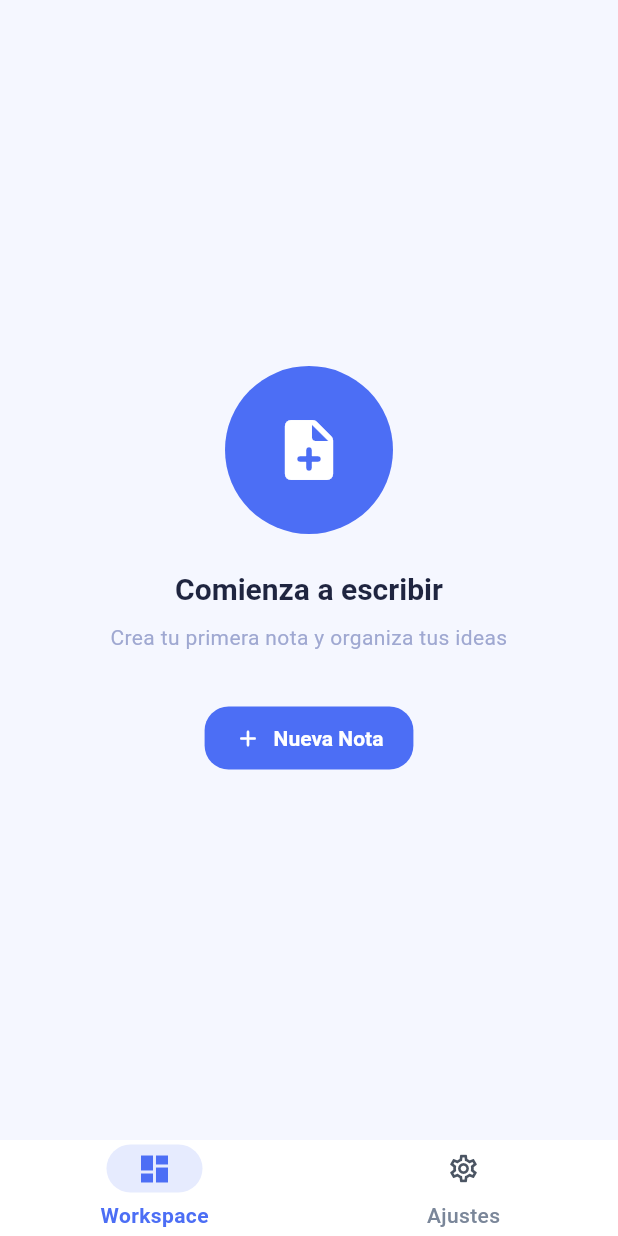
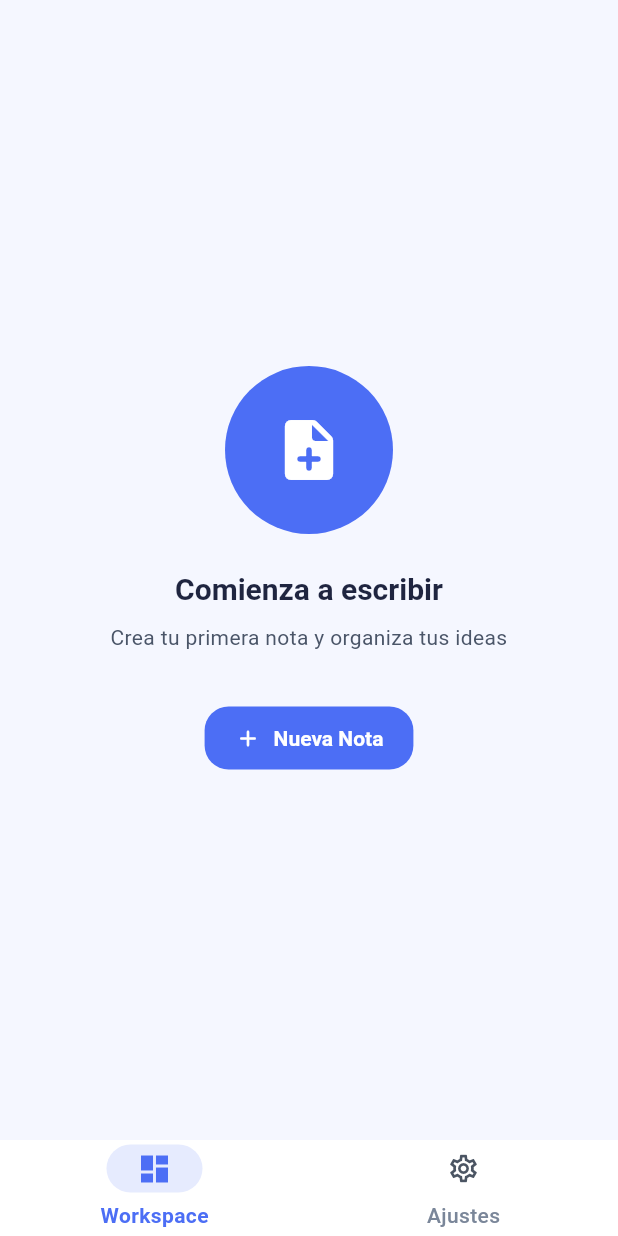
Before and after one commit to ToziGar/Nootes-flutter, a Flutter app: the screen it shows once a user with an empty profile is signed in, on a phone screen of 412 x 824 dp. Run offline on Flutter 3.47's test engine with Material 3 defaults, Android fonts, the phone set to English and light mode, and no system bars; our stand-ins replace cloud_firestore, file_picker, firebase_auth, firebase_core, firebase_storage, flutter_highlight and 3 more; missing offline and left inert: dart:html, flutter_quill, markdown, record; accounts and stored records are empty.

Commit message:
Improve navigation, auth, theme, and folders panel UI
AppShell now uses PageView for smoother navigation and keeps state alive. AuthService prefers REST auth on Windows to avoid plugin issues, localizes outgoing emails, and improves password reset flows. AppTheme switches editor and text colors to a light theme. FoldersPanel adds a quick actions menu for note creation, search, export, and trash, with placeholder handlers.

```diff
--- a/lib/pages/app_shell.dart
+++ b/lib/pages/app_shell.dart
@@ -10,8 +10,9 @@ class AppShell extends StatefulWidget {
   State<AppShell> createState() => _AppShellState();
 }
 
-class _AppShellState extends State<AppShell> {
+class _AppShellState extends State<AppShell> with AutomaticKeepAliveClientMixin {
   int _index = 0;
+  late final PageController _pageController;
 
   final _pages = const [
     NotesWorkspacePage(),
@@ -19,7 +20,34 @@ class _AppShellState extends State<AppShell> {
   ];
 
   @override
+  bool get wantKeepAlive => true;
+
+  @override
+  void initState() {
+    super.initState();
+    _pageController = PageController(initialPage: _index);
+  }
+
+  @override
+  void dispose() {
+    _pageController.dispose();
+    super.dispose();
+  }
+
+  void _onDestinationSelected(int index) {
+    if (_index != index) {
+      setState(() => _index = index);
+      _pageController.animateToPage(
+        index,
+        duration: const Duration(milliseconds: 300),
+        curve: Curves.easeInOut,
+      );
+    }
+  }
+
+  @override
   Widget build(BuildContext context) {
+    super.build(context);
     final isCompact = MediaQuery.of(context).size.width < 800;
     final destinations = const [
       NavigationDestination(icon: Icon(Icons.dashboard_outlined), selectedIcon: Icon(Icons.dashboard), label: 'Workspace'),
@@ -40,12 +68,20 @@ class _AppShellState extends State<AppShell> {
               ],
             ),
           ),
-          child: _pages[_index],
+          child: PageView(
+            controller: _pageController,
+            onPageChanged: (index) {
+              if (_index != index) {
+                setState(() => _index = index);
+              }
+            },
+            children: _pages,
+          ),
         ),
         bottomNavigationBar: NavigationBar(
           selectedIndex: _index,
           destinations: destinations,
-          onDestinationSelected: (i) => setState(() => _index = i),
+          onDestinationSelected: _onDestinationSelected,
         ),
       );
     }
--- a/lib/theme/app_theme.dart
+++ b/lib/theme/app_theme.dart
@@ -27,17 +27,17 @@ class AppColors {
   static const surfaceOverlay = Color(0x4025367B); // Overlay translúcido
   static const darkOnSecondary = Color(0xFF042F2F);
 
-  // Editor tema oscuro
-  static const editorBg = Color(0xFF101C34);       // Fondo editor
-  static const previewBg = Color(0xFF17213A);      // Vista previa
+  // Editor tema claro
+  static const editorBg = Color(0xFFFFFFFF);       // Fondo editor - blanco puro
+  static const previewBg = Color(0xFFF8F9FA);      // Vista previa - blanco grisáceo
 
-  // Texto optimizado
-  static const textPrimary = Color(0xFFE3E8FF);    // Texto principal
-  static const textSecondary = Color(0xFF9FA8D1);  // Texto secundario
-  static const textMuted = Color(0xFF7E8AB6);      // Texto apagado
+  // Texto optimizado para tema claro
+  static const textPrimary = Color(0xFF1A202C);    // Texto principal - negro suave
+  static const textSecondary = Color(0xFF4A5568);  // Texto secundario - gris oscuro
+  static const textMuted = Color(0xFF718096);      // Texto apagado - gris medio
 
   // Elementos UI
-  static const borderColor = Color(0xFF253255);    // Bordes
+  static const borderColor = Color(0xFFE2E8F0);    // Bordes - gris muy claro
   static const divider = Color(0xFF1E2743);        // Divisores
   static const glass = Color.fromRGBO(76, 110, 245, 0.12); // Efecto vidrio
 
```
Also changed, not shown: lib/services/auth_service.dart (+55 -15 lines), lib/widgets/folders_panel.dart (+104 -0 lines), lib/profile/profile_page.dart (line endings or trailing spaces).
